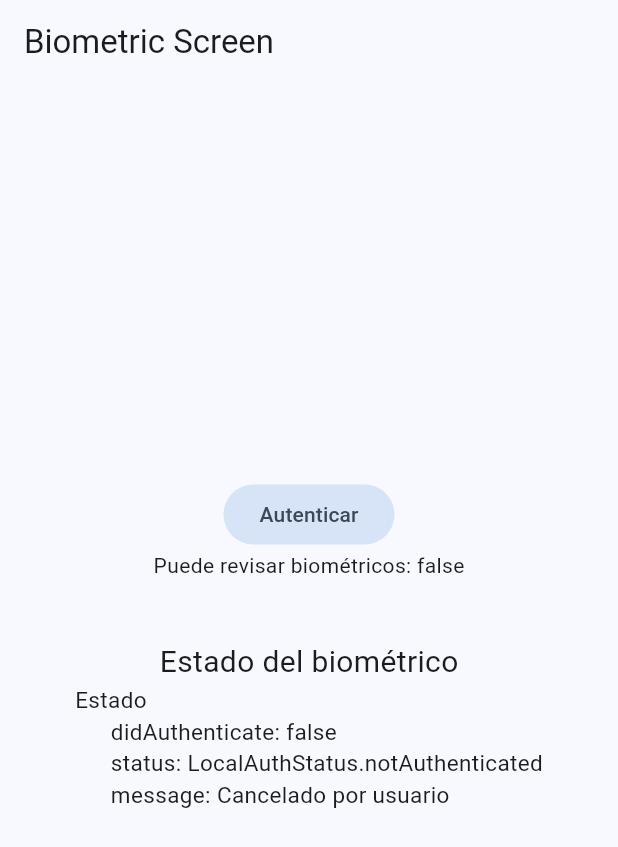
After one commit to jhed-98/flutter-permissions-app, a Flutter app: the BiometricScreen screen opened by its route, after a tap on "Autenticar", on a phone screen of 412 x 824 dp. The commit adds this screen. Shown: the top 847 px of the screen. Run offline on Flutter 3.47's test engine with Material 3 defaults, Android fonts, the phone set to English and light mode, and no system bars; our stand-ins replace dio, flutter_compass, flutter_riverpod, go_router, google_fonts, local_auth and 2 more.

Commit message:
seccion8

```diff
--- a/lib/config/config.dart
+++ b/lib/config/config.dart
@@ -2,3 +2,4 @@
 export 'router/app_router.dart';
 
 export 'plugins/share_plugin.dart';
+export 'plugins/local_auth_plugin.dart';
--- /dev/null
+++ b/lib/config/plugins/local_auth_plugin.dart
@@ -0,0 +1,63 @@
+import 'package:flutter/services.dart';
+import 'package:local_auth/local_auth.dart';
+import 'package:local_auth/error_codes.dart' as auth_error;
+
+class LocalAuthPlugin {
+  static final LocalAuthentication auth = LocalAuthentication();
+
+  static availableBiometrics() async {
+    final List<BiometricType> availableBiometrics =
+        await auth.getAvailableBiometrics();
+
+    if (availableBiometrics.isNotEmpty) {
+      // Some biometrics are enrolled.
+    }
+
+    if (availableBiometrics.contains(BiometricType.strong) ||
+        availableBiometrics.contains(BiometricType.face)) {
+      // Specific types of biometrics are available.
+      // Use checks like this with caution!
+    }
+  }
+
+  static Future<bool> canCheckBiometrics() async {
+    return await auth.canCheckBiometrics;
+  }
+
+  static Future<(bool, String)> authenticate(
+      {bool biometricOnly = false}) async {
+    try {
+      final bool didAuthenticate = await auth.authenticate(
+          localizedReason: 'Por favor autenticate para continuar',
+          options: AuthenticationOptions(
+            // false podemos colocar el PIN
+            biometricOnly: biometricOnly,
+          ));
+
+      return (
+        didAuthenticate,
+        didAuthenticate ? 'Hecho' : 'Cancelado por usuario'
+      );
+    } on PlatformException catch (e) {
+      print('e');
+
+      if (e.code == auth_error.notEnrolled) {
+        return (false, 'No hay biométricos enrolados');
+      }
+      if (e.code == auth_error.lockedOut) {
+        return (false, 'Muchos intentos fallidos');
+      }
+      if (e.code == auth_error.notAvailable) {
+        return (false, 'No hay biométricos disponibles');
+      }
+      if (e.code == auth_error.passcodeNotSet) {
+        return (false, 'No hay un PIN configurado');
+      }
+      if (e.code == auth_error.permanentlyLockedOut) {
+        return (false, 'Se requiere desbloquear el teléfono de nuevo');
+      }
+
+      return (false, e.toString());
+    }
+  }
+}
--- a/lib/config/router/app_router.dart
+++ b/lib/config/router/app_router.dart
@@ -46,4 +46,9 @@
           },
         ),
       ]),
+  //! Biometrics
+  GoRoute(
+    path: '/biometrics',
+    builder: (context, state) => const BiometricScreen(),
+  ),
 ]);
--- /dev/null
+++ b/lib/presentation/providers/local_auth/local_auth_providers.dart
@@ -0,0 +1,67 @@
+// ignore_for_file: public_member_api_docs, sort_constructors_first
+import 'package:flutter_riverpod/flutter_riverpod.dart';
+
+import 'package:miscelaneos/config/config.dart';
+
+final canCheckBiometricsProvider = FutureProvider<bool>((ref) async {
+  return await LocalAuthPlugin.canCheckBiometrics();
+});
+
+//! Más control con local auth
+enum LocalAuthStatus { authenticated, notAuthenticated, authenticating }
+
+// Modelo
+class LocalAuthState {
+  final bool didAuthenticate;
+  final LocalAuthStatus status;
+  final String message;
+
+  LocalAuthState(
+      {this.didAuthenticate = false,
+      this.status = LocalAuthStatus.notAuthenticated,
+      this.message = ''});
+
+  LocalAuthState copyWith({
+    bool? didAuthenticate,
+    LocalAuthStatus? status,
+    String? message,
+  }) =>
+      LocalAuthState(
+        didAuthenticate: didAuthenticate ?? this.didAuthenticate,
+        status: status ?? this.status,
+        message: message ?? this.message,
+      );
+
+  @override
+  String toString() {
+    return '''
+
+      didAuthenticate: $didAuthenticate
+      status: $status
+      message: $message
+    ''';
+  }
+}
+
+class LocalAuthNotifier extends StateNotifier<LocalAuthState> {
+  LocalAuthNotifier() : super(LocalAuthState());
+
+  Future<(bool, String)> authenticateUser({bool biometricOnly = false}) async {
+    final (didAuthenticate, message) =
+        await LocalAuthPlugin.authenticate(biometricOnly: biometricOnly);
+
+    state = state.copyWith(
+        didAuthenticate: didAuthenticate,
+        message: message,
+        status: didAuthenticate
+            ? LocalAuthStatus.authenticated
+            : LocalAuthStatus.notAuthenticated);
+
+    return (didAuthenticate, message);
+  }
+}
+
+final localAuthProvider =
+    StateNotifierProvider<LocalAuthNotifier, LocalAuthState>((ref) {
+  return LocalAuthNotifier();
+});
--- a/lib/presentation/providers/providers.dart
+++ b/lib/presentation/providers/providers.dart
@@ -11,3 +11,5 @@
 //! Pokemons
 export 'pokemons/pokemon_list_provider.dart';
 export 'pokemons/pokemon_item_provider.dart';
+
+export 'local_auth/local_auth_providers.dart';
--- /dev/null
+++ b/lib/presentation/screens/biometrics/biometric_screen.dart
@@ -0,0 +1,41 @@
+import 'package:flutter/material.dart';
+import 'package:flutter_riverpod/flutter_riverpod.dart';
+import 'package:miscelaneos/presentation/providers/providers.dart';
+
+class BiometricScreen extends ConsumerWidget {
+  const BiometricScreen({super.key});
+
+  @override
+  Widget build(BuildContext context, ref) {
+    final canCheckBiometrics = ref.watch(canCheckBiometricsProvider);
+    final localAuthState = ref.watch(localAuthProvider);
+
+    return Scaffold(
+      appBar: AppBar(title: const Text('Biometric Screen')),
+      body: Center(
+        child: Column(
+          mainAxisAlignment: MainAxisAlignment.center,
+          children: [
+            FilledButton.tonal(
+              onPressed: () {
+                ref.read(localAuthProvider.notifier).authenticateUser();
+              },
+              child: const Text('Autenticar'),
+            ),
+            canCheckBiometrics.when(
+              data: (canCheck) => Text('Puede revisar biométricos: $canCheck'),
+              error: (error, _) => Text('Error: $error'),
+              loading: () => const CircularProgressIndicator(),
+            ),
+            const SizedBox(height: 40),
+            const Text('Estado del biométrico', style: TextStyle(fontSize: 20)),
+            Text(
+              'Estado $localAuthState',
+              style: const TextStyle(fontSize: 15),
+            ),
+          ],
+        ),
+      ),
+    );
+  }
+}
--- a/lib/presentation/screens/screens.dart
+++ b/lib/presentation/screens/screens.dart
@@ -14,3 +14,5 @@
 
 export 'pokemons/pokemons_screen.dart';
 export 'pokemons/pokemon_item_screen.dart';
+
+export 'biometrics/biometric_screen.dart';
--- a/lib/presentation/widgets/shared/min_menu.dart
+++ b/lib/presentation/widgets/shared/min_menu.dart
@@ -17,6 +17,7 @@
       'Giróscopio Ball', Icons.sports_baseball_outlined, '/gyroscope_ball'),
   MenuItem('Brújula', Icons.explore, '/compass'),
   MenuItem('Pokemons', Icons.catching_pokemon, '/pokemons'),
+  MenuItem('Biometrics', Icons.fingerprint, '/biometrics'),
 ];
 
 class MainMenu extends StatelessWidget {
@@ -76,7 +77,10 @@
             Text(
               title,
               textAlign: TextAlign.center,
-              style: const TextStyle(color: Colors.white),
+              style: const TextStyle(
+                color: Colors.white,
+                fontSize: 14,
+              ),
             )
           ],
         ),
--- a/pubspec.yaml
+++ b/pubspec.yaml
@@ -14,9 +14,10 @@
   flutter_riverpod: ^2.5.1
   go_router: ^14.2.2
   google_fonts: ^6.2.1
+  local_auth: ^2.2.0
   permission_handler: ^11.3.1
   sensors_plus: ^6.0.0
-  share_plus: ^6.3.4
+  share_plus: ^10.0.0
 
 dev_dependencies:
   change_app_package_name: ^1.3.0
```
Also changed, not shown: pubspec.lock, 7 other files.
